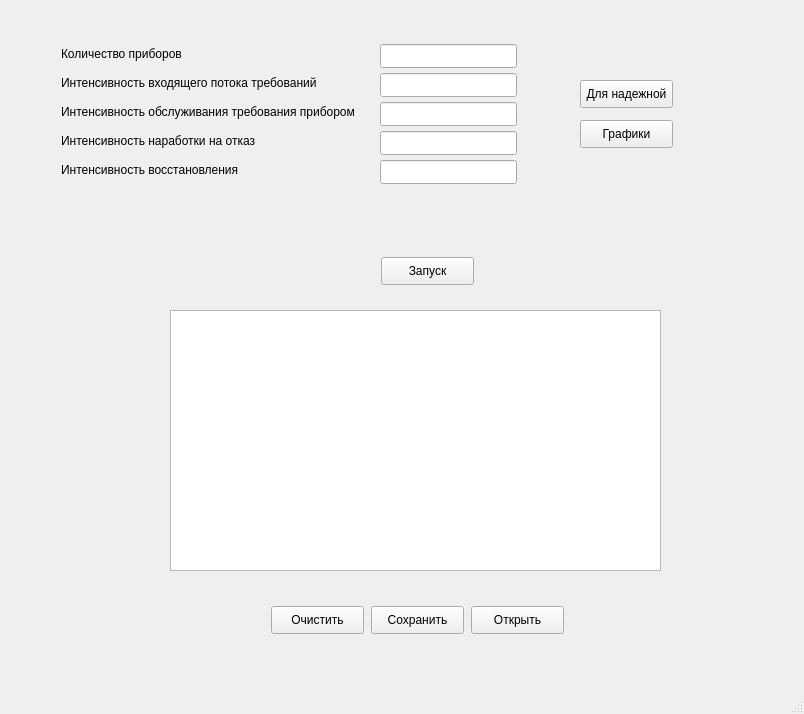
hokage-mlg/diplomaProgram, file mainUI.ui: the form before one commit.
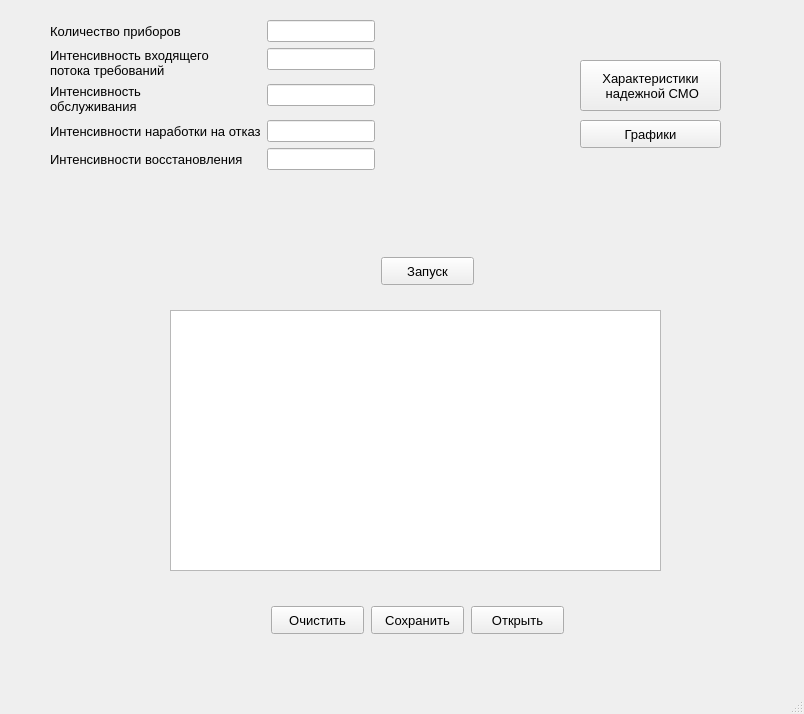
The form after the commit.

Patch:
```diff
--- a/mainUI.ui
+++ b/mainUI.ui
@@ -26,6 +26,11 @@
       <height>28</height>
      </rect>
     </property>
+    <property name="font">
+     <font>
+      <pointsize>10</pointsize>
+     </font>
+    </property>
     <property name="layoutDirection">
      <enum>Qt::LeftToRight</enum>
     </property>
@@ -38,10 +43,15 @@
      <rect>
       <x>580</x>
       <y>120</y>
-      <width>93</width>
+      <width>141</width>
       <height>28</height>
      </rect>
     </property>
+    <property name="font">
+     <font>
+      <pointsize>10</pointsize>
+     </font>
+    </property>
     <property name="text">
      <string>Графики</string>
     </property>
@@ -50,13 +60,31 @@
     <property name="geometry">
      <rect>
       <x>580</x>
-      <y>80</y>
-      <width>93</width>
-      <height>28</height>
+      <y>60</y>
+      <width>141</width>
+      <height>51</height>
      </rect>
     </property>
+    <property name="font">
+     <font>
+      <pointsize>10</pointsize>
+     </font>
+    </property>
+    <property name="acceptDrops">
+     <bool>false</bool>
+    </property>
+    <property name="layoutDirection">
+     <enum>Qt::LeftToRight</enum>
+    </property>
     <property name="text">
-     <string>Для надежной</string>
+     <string>Характеристики 
+ надежной СМО</string>
+    </property>
+    <property name="default">
+     <bool>false</bool>
+    </property>
+    <property name="flat">
+     <bool>false</bool>
     </property>
    </widget>
    <widget class="QTextEdit" name="textEdit_result">
@@ -78,160 +106,6 @@
      <bool>true</bool>
     </property>
    </widget>
-   <widget class="QLineEdit" name="lineEdit_alpha">
-    <property name="geometry">
-     <rect>
-      <x>380</x>
-      <y>131</y>
-      <width>137</width>
-      <height>24</height>
-     </rect>
-    </property>
-    <property name="sizePolicy">
-     <sizepolicy hsizetype="Fixed" vsizetype="Fixed">
-      <horstretch>0</horstretch>
-      <verstretch>0</verstretch>
-     </sizepolicy>
-    </property>
-   </widget>
-   <widget class="QLabel" name="label_alpha">
-    <property name="geometry">
-     <rect>
-      <x>61</x>
-      <y>133</y>
-      <width>231</width>
-      <height>16</height>
-     </rect>
-    </property>
-    <property name="text">
-     <string>Интенсивность наработки на отказ</string>
-    </property>
-   </widget>
-   <widget class="QLabel" name="label_mu">
-    <property name="geometry">
-     <rect>
-      <x>61</x>
-      <y>104</y>
-      <width>321</width>
-      <height>16</height>
-     </rect>
-    </property>
-    <property name="text">
-     <string>Интенсивность обслуживания требования прибором</string>
-    </property>
-   </widget>
-   <widget class="QLineEdit" name="lineEdit_la">
-    <property name="geometry">
-     <rect>
-      <x>380</x>
-      <y>73</y>
-      <width>137</width>
-      <height>24</height>
-     </rect>
-    </property>
-    <property name="sizePolicy">
-     <sizepolicy hsizetype="Fixed" vsizetype="Fixed">
-      <horstretch>0</horstretch>
-      <verstretch>0</verstretch>
-     </sizepolicy>
-    </property>
-   </widget>
-   <widget class="QLineEdit" name="lineEdit_mu">
-    <property name="geometry">
-     <rect>
-      <x>380</x>
-      <y>102</y>
-      <width>137</width>
-      <height>24</height>
-     </rect>
-    </property>
-    <property name="sizePolicy">
-     <sizepolicy hsizetype="Fixed" vsizetype="Fixed">
-      <horstretch>0</horstretch>
-      <verstretch>0</verstretch>
-     </sizepolicy>
-    </property>
-   </widget>
-   <widget class="QLabel" name="label_la">
-    <property name="geometry">
-     <rect>
-      <x>61</x>
-      <y>75</y>
-      <width>301</width>
-      <height>16</height>
-     </rect>
-    </property>
-    <property name="text">
-     <string>Интенсивность входящего потока требований</string>
-    </property>
-   </widget>
-   <widget class="QLabel" name="label_kappa">
-    <property name="geometry">
-     <rect>
-      <x>61</x>
-      <y>46</y>
-      <width>131</width>
-      <height>16</height>
-     </rect>
-    </property>
-    <property name="text">
-     <string>Количество приборов</string>
-    </property>
-   </widget>
-   <widget class="QLineEdit" name="lineEdit_kappa">
-    <property name="geometry">
-     <rect>
-      <x>380</x>
-      <y>44</y>
-      <width>137</width>
-      <height>24</height>
-     </rect>
-    </property>
-    <property name="sizePolicy">
-     <sizepolicy hsizetype="Fixed" vsizetype="Fixed">
-      <horstretch>0</horstretch>
-      <verstretch>0</verstretch>
-     </sizepolicy>
-    </property>
-    <property name="tabletTracking">
-     <bool>false</bool>
-    </property>
-    <property name="cursorPosition">
-     <number>0</number>
-    </property>
-    <property name="clearButtonEnabled">
-     <bool>false</bool>
-    </property>
-   </widget>
-   <widget class="QLineEdit" name="lineEdit_beta">
-    <property name="geometry">
-     <rect>
-      <x>380</x>
-      <y>160</y>
-      <width>137</width>
-      <height>24</height>
-     </rect>
-    </property>
-    <property name="sizePolicy">
-     <sizepolicy hsizetype="Fixed" vsizetype="Fixed">
-      <horstretch>0</horstretch>
-      <verstretch>0</verstretch>
-     </sizepolicy>
-    </property>
-   </widget>
-   <widget class="QLabel" name="label_beta">
-    <property name="geometry">
-     <rect>
-      <x>61</x>
-      <y>162</y>
-      <width>201</width>
-      <height>16</height>
-     </rect>
-    </property>
-    <property name="text">
-     <string>Интенсивность восстановления</string>
-    </property>
-   </widget>
    <widget class="QPushButton" name="pushButton_save">
     <property name="geometry">
      <rect>
@@ -241,6 +115,11 @@
       <height>28</height>
      </rect>
     </property>
+    <property name="font">
+     <font>
+      <pointsize>10</pointsize>
+     </font>
+    </property>
     <property name="text">
      <string>Сохранить</string>
     </property>
@@ -254,6 +133,11 @@
       <height>28</height>
      </rect>
     </property>
+    <property name="font">
+     <font>
+      <pointsize>10</pointsize>
+     </font>
+    </property>
     <property name="text">
      <string>Очистить</string>
     </property>
@@ -267,10 +151,152 @@
       <height>28</height>
      </rect>
     </property>
+    <property name="font">
+     <font>
+      <pointsize>10</pointsize>
+     </font>
+    </property>
     <property name="text">
      <string>Открыть</string>
     </property>
    </widget>
+   <widget class="QWidget" name="formLayoutWidget">
+    <property name="geometry">
+     <rect>
+      <x>50</x>
+      <y>20</y>
+      <width>461</width>
+      <height>211</height>
+     </rect>
+    </property>
+    <layout class="QFormLayout" name="formLayout">
+     <item row="0" column="0">
+      <widget class="QLabel" name="label_kappa">
+       <property name="font">
+        <font>
+         <pointsize>10</pointsize>
+        </font>
+       </property>
+       <property name="text">
+        <string>Количество приборов</string>
+       </property>
+      </widget>
+     </item>
+     <item row="0" column="1">
+      <widget class="QLineEdit" name="lineEdit_kappa">
+       <property name="sizePolicy">
+        <sizepolicy hsizetype="Fixed" vsizetype="Fixed">
+         <horstretch>0</horstretch>
+         <verstretch>0</verstretch>
+        </sizepolicy>
+       </property>
+       <property name="tabletTracking">
+        <bool>false</bool>
+       </property>
+       <property name="cursorPosition">
+        <number>0</number>
+       </property>
+       <property name="clearButtonEnabled">
+        <bool>false</bool>
+       </property>
+      </widget>
+     </item>
+     <item row="1" column="0">
+      <widget class="QLabel" name="label_la">
+       <property name="font">
+        <font>
+         <pointsize>10</pointsize>
+        </font>
+       </property>
+       <property name="text">
+        <string>Интенсивность входящего потока требований</string>
+       </property>
+       <property name="wordWrap">
+        <bool>true</bool>
+       </property>
+      </widget>
+     </item>
+     <item row="1" column="1">
+      <widget class="QLineEdit" name="lineEdit_la">
+       <property name="sizePolicy">
+        <sizepolicy hsizetype="Fixed" vsizetype="Fixed">
+         <horstretch>0</horstretch>
+         <verstretch>0</verstretch>
+        </sizepolicy>
+       </property>
+      </widget>
+     </item>
+     <item row="2" column="0">
+      <widget class="QLabel" name="label_mu">
+       <property name="font">
+        <font>
+         <pointsize>10</pointsize>
+        </font>
+       </property>
+       <property name="text">
+        <string>Интенсивность обслуживания требования прибором</string>
+       </property>
+       <property name="wordWrap">
+        <bool>true</bool>
+       </property>
+      </widget>
+     </item>
+     <item row="2" column="1">
+      <widget class="QLineEdit" name="lineEdit_mu">
+       <property name="sizePolicy">
+        <sizepolicy hsizetype="Fixed" vsizetype="Fixed">
+         <horstretch>0</horstretch>
+         <verstretch>0</verstretch>
+        </sizepolicy>
+       </property>
+      </widget>
+     </item>
+     <item row="3" column="0">
+      <widget class="QLabel" name="label_alpha">
+       <property name="font">
+        <font>
+         <pointsize>10</pointsize>
+        </font>
+       </property>
+       <property name="text">
+        <string>Интенсивности наработки на отказ</string>
+       </property>
+      </widget>
+     </item>
+     <item row="3" column="1">
+      <widget class="QLineEdit" name="lineEdit_alpha">
+       <property name="sizePolicy">
+        <sizepolicy hsizetype="Fixed" vsizetype="Fixed">
+         <horstretch>0</horstretch>
+         <verstretch>0</verstretch>
+        </sizepolicy>
+       </property>
+      </widget>
+     </item>
+     <item row="4" column="0">
+      <widget class="QLabel" name="label_beta">
+       <property name="font">
+        <font>
+         <pointsize>10</pointsize>
+        </font>
+       </property>
+       <property name="text">
+        <string>Интенсивности восстановления</string>
+       </property>
+      </widget>
+     </item>
+     <item row="4" column="1">
+      <widget class="QLineEdit" name="lineEdit_beta">
+       <property name="sizePolicy">
+        <sizepolicy hsizetype="Fixed" vsizetype="Fixed">
+         <horstretch>0</horstretch>
+         <verstretch>0</verstretch>
+        </sizepolicy>
+       </property>
+      </widget>
+     </item>
+    </layout>
+   </widget>
   </widget>
   <widget class="QMenuBar" name="menubar">
    <property name="geometry">
```
